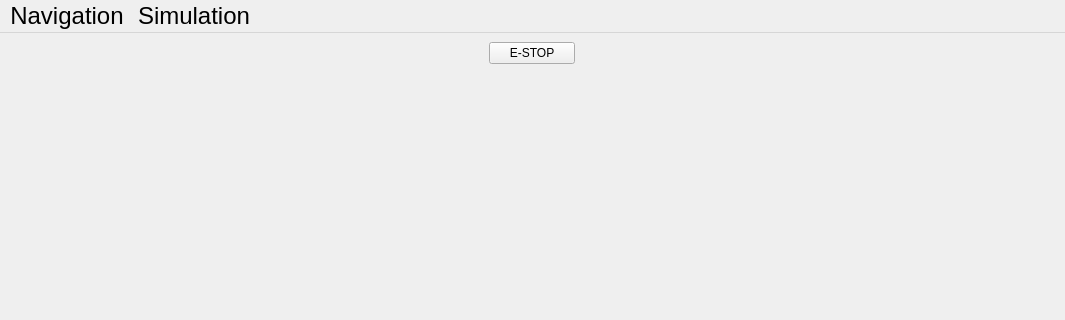
Qt form frontend/BSCMainWindow.ui (YCP-Rev-Metrix/BallSpinner-Controller-v2) before a commit; both pictures show x 0 to 1065 and y 0 to 320 of the 1065 by 864 pixel window.
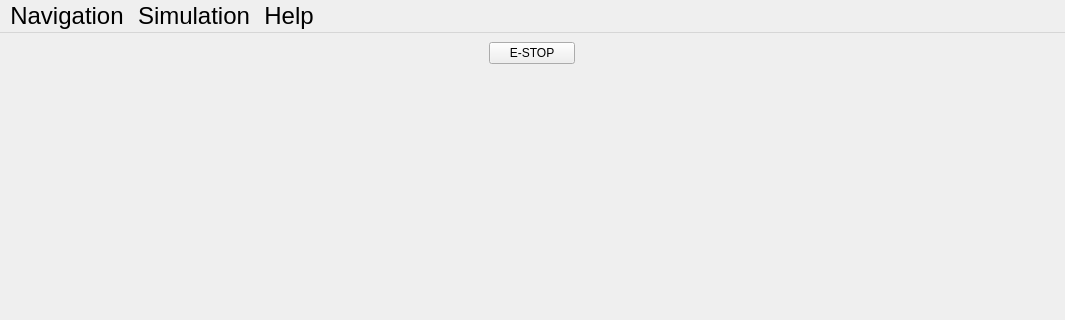
The same form after that commit. Custom widgets are drawn as their Qt base class.

Commit message: Set up help pages

```diff
--- a/frontend/BSCMainWindow.ui
+++ b/frontend/BSCMainWindow.ui
@@ -148,8 +148,15 @@
     <addaction name="separator"/>
     <addaction name="actRealMotor"/>
    </widget>
+   <widget class="QMenu" name="mnuHelp">
+    <property name="title">
+     <string>Help</string>
+    </property>
+    <addaction name="actPageHelp"/>
+   </widget>
    <addaction name="mnuNavigation"/>
    <addaction name="menuSimulation"/>
+   <addaction name="mnuHelp"/>
   </widget>
   <widget class="QStatusBar" name="statusbar"/>
   <action name="actHome">
```
Left out of the diff: 5 changed lines with no effect on the pictures. The commit also changes 25 other files.
